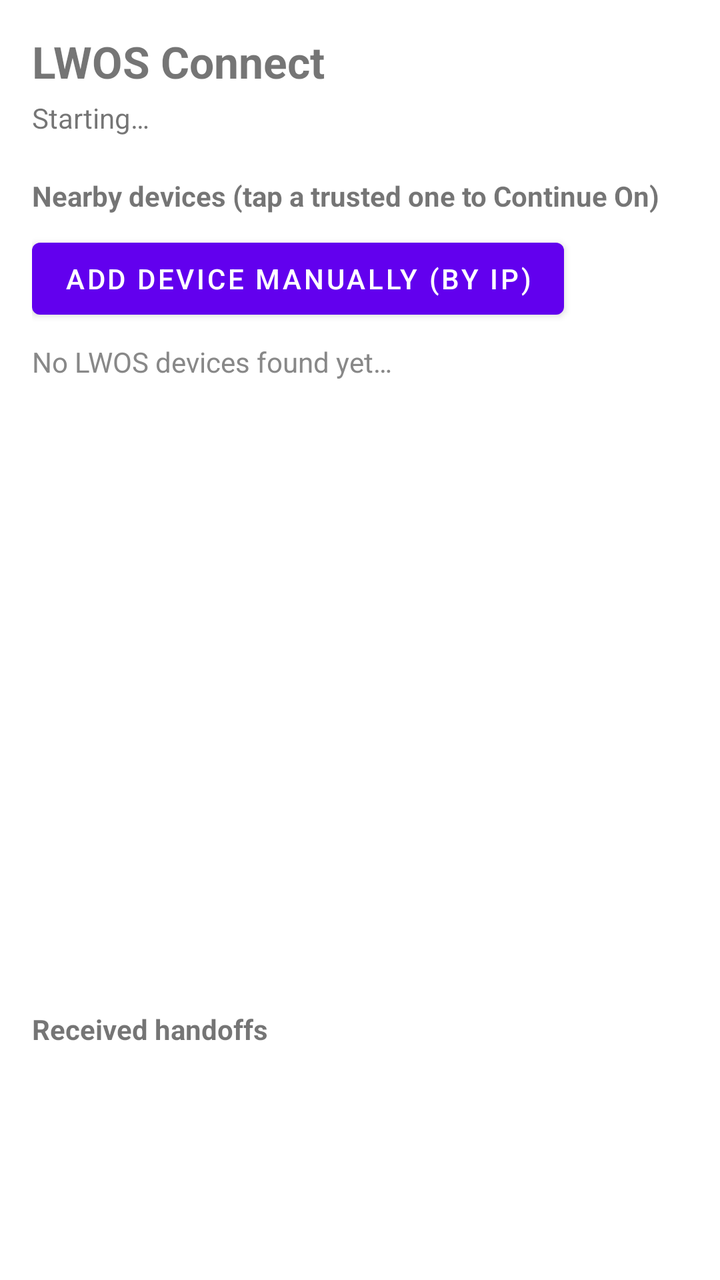
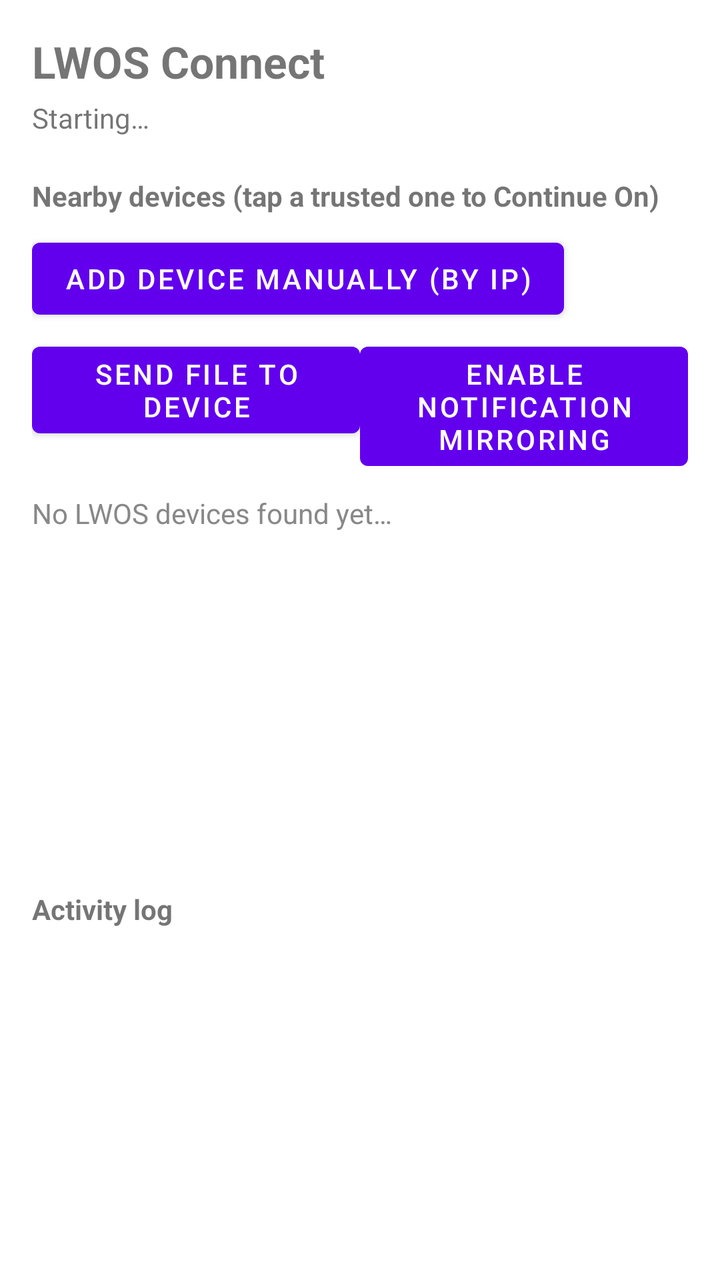

Screens rendered from an Android XML layout before and after an edit, with the pre-edit source and the edit as a unified diff.
<!-- AndroidManifest.xml: application theme Theme.LwosConnect -->
<!-- res/layout/activity_main.xml -->
<?xml version="1.0" encoding="utf-8"?>
<LinearLayout xmlns:android="http://schemas.android.com/apk/res/android"
    android:layout_width="match_parent"
    android:layout_height="match_parent"
    android:orientation="vertical"
    android:padding="16dp">

    <TextView
        android:layout_width="wrap_content"
        android:layout_height="wrap_content"
        android:text="@string/app_name"
        android:textSize="22sp"
        android:textStyle="bold" />

    <TextView
        android:id="@+id/statusText"
        android:layout_width="match_parent"
        android:layout_height="wrap_content"
        android:layout_marginTop="4dp"
        android:text="@string/status_starting"
        android:textSize="14sp" />

    <TextView
        android:layout_width="wrap_content"
        android:layout_height="wrap_content"
        android:layout_marginTop="20dp"
        android:text="@string/nearby_devices_header"
        android:textStyle="bold" />

    <Button
        android:id="@+id/addManualDeviceButton"
        android:layout_width="wrap_content"
        android:layout_height="wrap_content"
        android:layout_marginTop="8dp"
        android:text="@string/add_device_manually" />

    <TextView
        android:id="@+id/emptyStateText"
        android:layout_width="match_parent"
        android:layout_height="wrap_content"
        android:layout_marginTop="8dp"
        android:text="@string/no_devices_found"
        android:textColor="#888888" />

    <androidx.recyclerview.widget.RecyclerView
        android:id="@+id/deviceList"
        android:layout_width="match_parent"
        android:layout_height="0dp"
        android:layout_weight="1"
        android:layout_marginTop="4dp" />

    <TextView
        android:layout_width="wrap_content"
        android:layout_height="wrap_content"
        android:layout_marginTop="12dp"
        android:text="@string/received_handoffs_header"
        android:textStyle="bold" />

    <ScrollView
        android:layout_width="match_parent"
        android:layout_height="100dp">

        <TextView
            android:id="@+id/handoffLog"
            android:layout_width="match_parent"
            android:layout_height="wrap_content"
            android:text="" />

    </ScrollView>

</LinearLayout>
<!-- resources referenced by this layout -->
<resources>
  <string name="add_device_manually">Add device manually (by IP)</string>
  <string name="app_name">LWOS Connect</string>
  <string name="nearby_devices_header">Nearby devices (tap a trusted one to Continue On)</string>
  <string name="no_devices_found">No LWOS devices found yet…</string>
  <string name="received_handoffs_header">Received handoffs</string>
  <string name="status_starting">Starting…</string>
  <style name="Theme.LwosConnect" parent="Theme.MaterialComponents.DayNight.NoActionBar" />
</resources>

<!-- the commit's change to res/layout/activity_main.xml (unified diff, before → after) -->
@@ -34,6 +34,28 @@
         android:layout_marginTop="8dp"
         android:text="@string/add_device_manually" />
 
+    <LinearLayout
+        android:layout_width="match_parent"
+        android:layout_height="wrap_content"
+        android:orientation="horizontal"
+        android:layout_marginTop="4dp">
+
+        <Button
+            android:id="@+id/sendFileButton"
+            android:layout_width="0dp"
+            android:layout_height="wrap_content"
+            android:layout_weight="1"
+            android:text="@string/send_file_to_device" />
+
+        <Button
+            android:id="@+id/enableNotificationMirrorButton"
+            android:layout_width="0dp"
+            android:layout_height="wrap_content"
+            android:layout_weight="1"
+            android:text="@string/enable_notification_mirroring" />
+
+    </LinearLayout>
+
     <TextView
         android:id="@+id/emptyStateText"
         android:layout_width="match_parent"
@@ -53,12 +75,12 @@
         android:layout_width="wrap_content"
         android:layout_height="wrap_content"
         android:layout_marginTop="12dp"
-        android:text="@string/received_handoffs_header"
+        android:text="@string/activity_log_header"
         android:textStyle="bold" />
 
     <ScrollView
         android:layout_width="match_parent"
-        android:layout_height="100dp">
+        android:layout_height="160dp">
 
         <TextView
             android:id="@+id/handoffLog"
<!-- resource entries referenced after the edit -->
@@ -1,10 +1,12 @@
 <!-- resources referenced by this layout -->
 <resources>
+  <string name="activity_log_header">Activity log</string>
   <string name="add_device_manually">Add device manually (by IP)</string>
   <string name="app_name">LWOS Connect</string>
+  <string name="enable_notification_mirroring">Enable notification mirroring</string>
   <string name="nearby_devices_header">Nearby devices (tap a trusted one to Continue On)</string>
   <string name="no_devices_found">No LWOS devices found yet…</string>
-  <string name="received_handoffs_header">Received handoffs</string>
+  <string name="send_file_to_device">Send file to device</string>
   <string name="status_starting">Starting…</string>
   <style name="Theme.LwosConnect" parent="Theme.MaterialComponents.DayNight.NoActionBar" />
 </resources>
